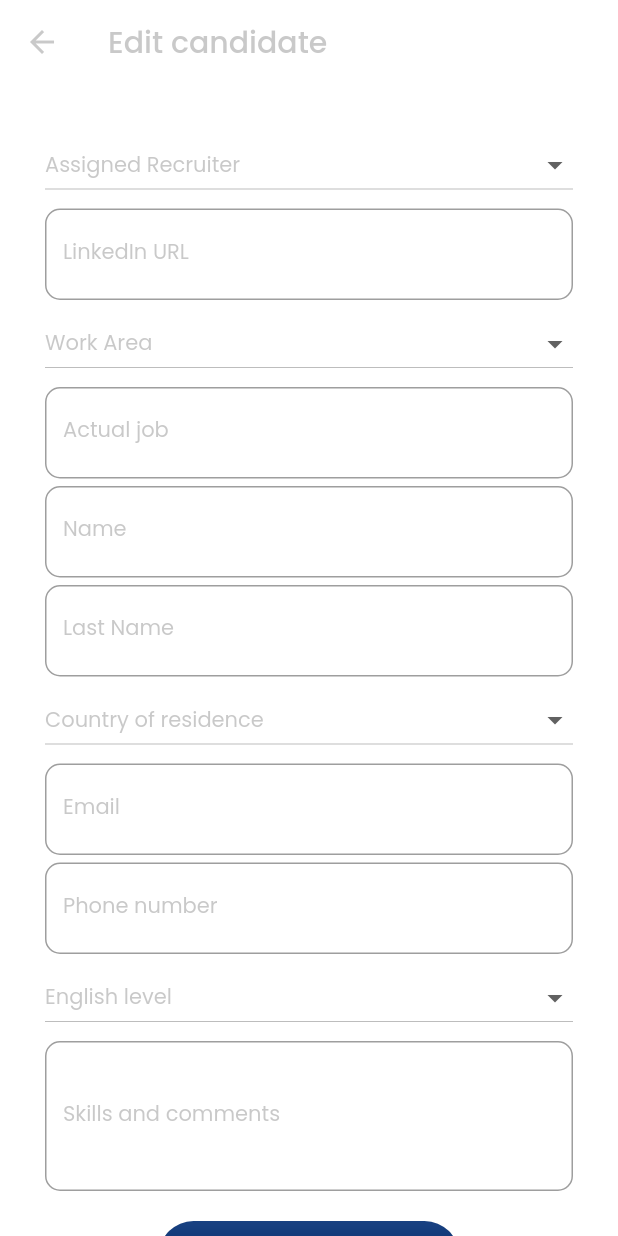
After one commit to golomanos/RRHHassistant, a Flutter app: the EditCandidatePage screen opened directly, on a phone screen of 412 x 824 dp. The commit adds this screen. Run offline on Flutter 3.47's test engine with Material 2 defaults, Android fonts, the phone set to English and light mode, and no system bars; our stand-ins replace google_fonts, sqflite; accounts and stored records are empty.

Commit message:
agregado de edit page y actualizacion de rutas

```diff
--- a/lib/routes/routes.dart
+++ b/lib/routes/routes.dart
@@ -2,11 +2,13 @@ import 'package:flutter/material.dart';
 import 'package:terathon2020/src/pages/add_candidate.dart';
 import 'package:terathon2020/src/pages/home_page.dart';
 import 'package:terathon2020/src/pages/technical_feedback.dart';
+import 'package:terathon2020/src/pages/technical_interview.dart';
 
 Map<String, WidgetBuilder> getApplicationRoutes() {
   return <String, WidgetBuilder>{
     '/': (BuildContext context) => HomePage(),
     'candidate': (BuildContext context) => AddCandidatePage(),
-    'techfeedback': (BuildContext context) => TechnicalFeedbackPage()
+    'techfeedback': (BuildContext context) => TechnicalFeedbackPage(),
+    'techinterview': (BuildContext context) => TechnicalInterviewPage()
   };
 }
--- /dev/null
+++ b/lib/src/pages/edit_page.dart
@@ -0,0 +1,361 @@
+import 'package:flutter/material.dart';
+import 'package:google_fonts/google_fonts.dart';
+import 'package:terathon2020/src/models/interviewed_model.dart';
+import 'package:terathon2020/src/providers/db_provider.dart';
+
+class EditCandidatePage extends StatefulWidget {
+  //EditCandidatePage({Key key}) : super(key: key);
+
+  @override
+  _EditCandidatePageState createState() => _EditCandidatePageState();
+}
+
+class _EditCandidatePageState extends State<EditCandidatePage> {
+  String _name = '';
+  String _lastname = '';
+  String _email = '';
+  String _recruiterOpt = null;
+  String _selectedOption = null;
+  String _countryOpt = null;
+  String _linkedIn = '';
+  String _actualCompany = '';
+  String _phoneNumber = '';
+  String _skills = '';
+  String _jobPosition = '';
+  String _workOpt = null;
+
+  final style = GoogleFonts.poppins(
+      fontSize: 14.0, color: Color.fromARGB(100, 117, 117, 117));
+
+  final header = GoogleFonts.poppins(
+      fontSize: 20.0,
+      color: Color.fromARGB(100, 117, 117, 117),
+      fontWeight: FontWeight.w500);
+
+  final textStyle =
+      TextStyle(fontSize: 14.0, color: Color.fromARGB(100, 117, 117, 117));
+
+  List<String> _englishLevel = ['Básico', 'Intermedio', 'Avanzado', 'Nativo'];
+  List<String> _residenceCountry = ['Venezuela', 'Colombia', 'México', 'EEUU'];
+  List<String> _assignedRecruiter = [
+    'Claudia Dos Santos',
+    'Yessnehidy Contreras'
+  ];
+
+  List<String> _workArea = [
+    'Developer',
+    'QA Analyst',
+    'QA Automation'
+        'UX/UI Design',
+    'Human Resources',
+    'Project Management'
+  ];
+
+  @override
+  Widget build(BuildContext context) {
+    return Scaffold(
+      backgroundColor: Colors.white,
+      appBar: AppBar(
+        elevation: 0.0,
+        iconTheme: Theme.of(context)
+            .primaryIconTheme
+            .copyWith(color: Color.fromARGB(100, 117, 117, 117)),
+        backgroundColor: Colors.white,
+        title: Text(
+          'Edit candidate',
+          style: header,
+        ),
+      ),
+      body: SafeArea(
+          child: ListView(
+        padding: EdgeInsets.symmetric(horizontal: 30.0, vertical: 30.0),
+        children: [
+          Column(
+            children: [
+              _createRecruiter(),
+              SizedBox(height: 5.0),
+              _linkedInUrl(),
+              SizedBox(height: 5.0),
+              _jobSeat(),
+              SizedBox(height: 5.0),
+              _company(),
+              SizedBox(height: 5.0),
+              _createName(),
+              SizedBox(height: 5.0),
+              _createLastName(),
+              SizedBox(height: 5.0),
+              _country(),
+              SizedBox(height: 5.0),
+              _createEmail(),
+              SizedBox(height: 5.0),
+              _createPhone(),
+              SizedBox(height: 5.0),
+              _englishLevelDropDown(),
+              SizedBox(height: 5.0),
+              _createSkills(),
+              SizedBox(height: 20.0),
+              _submitButton()
+            ],
+          ),
+        ],
+      )),
+    );
+  }
+
+  _createRecruiter() {
+    return Container(
+      width: double.infinity,
+      child: DropdownButton(
+          isExpanded: true,
+          hint: Text(
+            'Assigned Recruiter',
+            style: style,
+          ),
+          icon: Icon(Icons.arrow_drop_down),
+          value: _recruiterOpt,
+          items: getDropDownOptions(_assignedRecruiter),
+          onChanged: (opt) {
+            setState(() {
+              _recruiterOpt = opt;
+            });
+          }),
+    );
+  }
+
+  Widget _createName() {
+    return TextField(
+      style: style,
+      autofocus: false,
+      keyboardType: TextInputType.name,
+      textCapitalization: TextCapitalization.sentences,
+      decoration: InputDecoration(
+          hintStyle: textStyle,
+          labelStyle: textStyle,
+          border: OutlineInputBorder(borderRadius: BorderRadius.circular(10.0)),
+          hintText: "Name",
+          labelText: 'Name'),
+      onChanged: (value) {
+        setState(() {
+          _name = value;
+        });
+      },
+    );
+  }
+
+  Widget _createLastName() {
+    return TextField(
+      style: style,
+      autofocus: false,
+      textCapitalization: TextCapitalization.sentences,
+      keyboardType: TextInputType.name,
+      decoration: InputDecoration(
+          border: OutlineInputBorder(borderRadius: BorderRadius.circular(10.0)),
+          hintStyle: textStyle,
+          labelStyle: textStyle,
+          hintText: "Last Name",
+          labelText: 'Last Name'),
+      onChanged: (value) {
+        setState(() {
+          _lastname = value;
+        });
+      },
+    );
+  }
+
+  Widget _createEmail() {
+    return TextField(
+      style: style,
+      keyboardType: TextInputType.emailAddress,
+      decoration: InputDecoration(
+          border: OutlineInputBorder(borderRadius: BorderRadius.circular(10.0)),
+          hintStyle: textStyle,
+          labelStyle: textStyle,
+          hintText: 'Email',
+          labelText: 'Email'),
+      onChanged: (value) {
+        setState(() {
+          _email = value;
+        });
+      },
+    );
+  }
+
+  Widget _englishLevelDropDown() {
+    return Container(
+      width: double.infinity,
+      child: DropdownButton(
+          isExpanded: true,
+          hint: Text(
+            'English level',
+            style: style,
+          ),
+          icon: Icon(Icons.arrow_drop_down),
+          value: _selectedOption,
+          items: getDropDownOptions(_englishLevel),
+          onChanged: (opt) {
+            setState(() {
+              _selectedOption = opt;
+            });
+          }),
+    );
+  }
+
+  List<DropdownMenuItem<String>> getDropDownOptions(List<String> array) {
+    List<DropdownMenuItem<String>> itemlist = new List();
+    array.forEach((item) {
+      itemlist.add(DropdownMenuItem(
+        child: Text(item),
+        value: item,
+      ));
+    });
+    return itemlist;
+  }
+
+  Widget _linkedInUrl() {
+    return TextField(
+      style: style,
+      keyboardType: TextInputType.url,
+      decoration: InputDecoration(
+          hintStyle: textStyle,
+          labelStyle: textStyle,
+          border: OutlineInputBorder(borderRadius: BorderRadius.circular(10.0)),
+          hintText: "LinkedIn URL",
+          labelText: 'LinkedIn URL'),
+      onChanged: (value) {
+        setState(() {
+          _linkedIn = value;
+        });
+      },
+    );
+  }
+
+  Widget _country() {
+    return Container(
+      width: double.infinity,
+      child: DropdownButton(
+          isExpanded: true,
+          hint: Text(
+            'Country of residence',
+            style: style,
+          ),
+          icon: Icon(Icons.arrow_drop_down),
+          value: _countryOpt,
+          items: getDropDownOptions(_residenceCountry),
+          onChanged: (opt) {
+            setState(() {
+              _countryOpt = opt;
+            });
+          }),
+    );
+  }
+
+  Widget _company() {
+    return TextField(
+      style: style,
+      decoration: InputDecoration(
+        border: OutlineInputBorder(borderRadius: BorderRadius.circular(10.0)),
+        hintStyle: textStyle,
+        labelStyle: textStyle,
+        hintText: 'Actual job',
+        labelText: 'Actual job',
+      ),
+      onChanged: (value) {
+        setState(() {
+          _actualCompany = value;
+        });
+      },
+    );
+  }
+
+  Widget _createPhone() {
+    return TextField(
+      style: style,
+      keyboardType: TextInputType.phone,
+      decoration: InputDecoration(
+          border: OutlineInputBorder(borderRadius: BorderRadius.circular(10.0)),
+          hintStyle: textStyle,
+          labelStyle: textStyle,
+          hintText: 'Phone Number',
+          labelText: 'Phone number'),
+      onChanged: (value) {
+        setState(() {
+          _phoneNumber = value;
+        });
+      },
+    );
+  }
+
+  Widget _createSkills() {
+    return TextField(
+      style: style,
+      maxLines: 3,
+      decoration: InputDecoration(
+          border: OutlineInputBorder(borderRadius: BorderRadius.circular(10.0)),
+          hintStyle: textStyle,
+          labelStyle: textStyle,
+          hintText: "Skills and comments",
+          labelText: 'Skills and comments'),
+      onChanged: (value) {
+        setState(() {
+          _skills = value;
+        });
+      },
+    );
+  }
+
+  Widget _jobSeat() {
+    return Container(
+      width: double.infinity,
+      child: DropdownButton(
+          isExpanded: true,
+          hint: Text(
+            'Work Area',
+            style: style,
+          ),
+          icon: Icon(Icons.arrow_drop_down),
+          value: _workOpt,
+          items: getDropDownOptions(_workArea),
+          onChanged: (opt) {
+            setState(() {
+              _workOpt = opt;
+            });
+          }),
+    );
+  }
+
+  Widget _submitButton() {
+    return ClipRRect(
+      borderRadius: BorderRadius.circular(25.0),
+      child: Container(
+        width: 200.0,
+        height: 46.0,
+        child: RaisedButton(
+          textColor: Colors.white,
+          onPressed: () {
+            final interviewed = new Interviewed(
+                rrhhInterviewer: _recruiterOpt,
+                linkedinUrl: _linkedIn,
+                area: _workOpt,
+                company: _actualCompany,
+                firstName: _name,
+                lastName: _lastname,
+                country: _countryOpt,
+                email: _email,
+                phone: _phoneNumber,
+                englishLevel: _selectedOption,
+                skills: _skills,
+                status: 'RRHH Interview');
+
+            DBProvider.db.newInterviewed(interviewed);
+            Navigator.pushNamed(context, 'techinterview');
+          },
+          color: Color.fromRGBO(0, 45, 116, 0.9),
+          child: Text(
+            'ADD CANDIDATE',
+            style: GoogleFonts.poppins(fontSize: 14.0, color: Colors.white),
+          ),
+        ),
+      ),
+    );
+  }
+}
--- /dev/null
+++ b/lib/src/pages/technical_interview.dart
@@ -0,0 +1,26 @@
+import 'package:flutter/material.dart';
+import 'package:google_fonts/google_fonts.dart';
+
+class TechnicalInterviewPage extends StatelessWidget {
+  //const TechnicalInterviewPage({Key key}) : super(key: key);
+
+  final header = GoogleFonts.poppins(
+      fontSize: 20.0,
+      color: Color.fromARGB(100, 117, 117, 117),
+      fontWeight: FontWeight.w500);
+
+  @override
+  Widget build(BuildContext context) {
+    return Scaffold(
+      backgroundColor: Colors.white,
+      appBar: AppBar(
+        backgroundColor: Colors.white,
+        elevation: 0.0,
+        iconTheme: Theme.of(context)
+            .primaryIconTheme
+            .copyWith(color: Color.fromARGB(100, 117, 117, 117)),
+        title: Text('Technical Interview', style: header),
+      ),
+    );
+  }
+}
```
